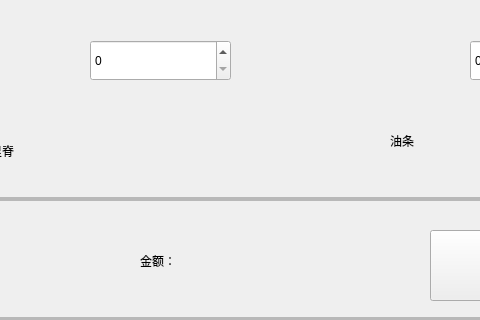
The window that bossgobuy.ui (nanjingblue/Pancake-stall) describes before a commit, drawn with Qt 5; both pictures show x 462 to 942 and y 282 to 602 of the 1162 by 602 pixel window.
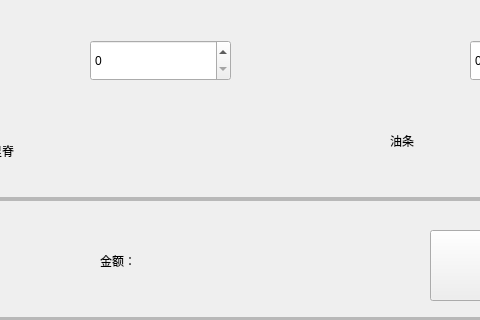
The same window after the commit. Icons and pictures are not drawn.

```diff
--- a/bossgobuy.ui
+++ b/bossgobuy.ui
@@ -539,9 +539,9 @@
            <widget class="QLabel" name="labelMoney">
             <property name="geometry">
              <rect>
-              <x>700</x>
+              <x>650</x>
               <y>30</y>
-              <width>141</width>
+              <width>191</width>
               <height>71</height>
              </rect>
             </property>
@@ -569,7 +569,7 @@
            <widget class="QLabel" name="label_10">
             <property name="geometry">
              <rect>
-              <x>600</x>
+              <x>560</x>
               <y>30</y>
               <width>61</width>
               <height>61</height>
```
